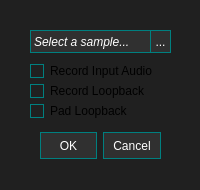
Qt form qtui/keybindsettings.ui (andre-tm-hui/ReVox) before a commit.
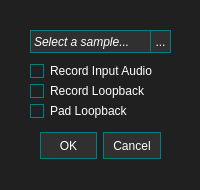
The same form after that commit.

Diff of the .ui file:
```diff
--- a/qtui/keybindsettings.ui
+++ b/qtui/keybindsettings.ui
@@ -10,6 +10,24 @@
     <height>190</height>
    </rect>
   </property>
+  <property name="sizePolicy">
+   <sizepolicy hsizetype="Fixed" vsizetype="Fixed">
+    <horstretch>0</horstretch>
+    <verstretch>0</verstretch>
+   </sizepolicy>
+  </property>
+  <property name="minimumSize">
+   <size>
+    <width>200</width>
+    <height>190</height>
+   </size>
+  </property>
+  <property name="maximumSize">
+   <size>
+    <width>200</width>
+    <height>190</height>
+   </size>
+  </property>
   <property name="windowTitle">
    <string>Dialog</string>
   </property>
@@ -51,7 +69,11 @@
     </rect>
    </property>
    <property name="styleSheet">
-    <string notr="true">QCheckBox::indicator {border: 1px solid #008080;}</string>
+    <string notr="true">QCheckBox::indicator {border: 1px solid #008080;}
+
+QCheckBox::indicator:checked {background: #009090;}
+
+QCheckBox{color: #FFFFFF;}</string>
    </property>
    <property name="text">
     <string>Record Input Audio</string>
@@ -67,7 +89,11 @@
     </rect>
    </property>
    <property name="styleSheet">
-    <string notr="true">QCheckBox::indicator {border: 1px solid #008080;}</string>
+    <string notr="true">QCheckBox::indicator {border: 1px solid #008080;}
+
+QCheckBox::indicator:checked {background: #009090;}
+
+QCheckBox{color: #FFFFFF;}</string>
    </property>
    <property name="text">
     <string>Record Loopback</string>
@@ -83,7 +109,15 @@
     </rect>
    </property>
    <property name="styleSheet">
-    <string notr="true">QCheckBox::indicator {border: 1px solid #008080;}</string>
+    <string notr="true">QCheckBox::indicator {border: 1px solid #008080;}
+
+QCheckBox::indicator:checked {background: #009090;}
+
+QCheckBox::indicator:disabled{background: #606060;}
+
+QCheckBox::disabled{color:#606060;}
+
+QCheckBox{color: #FFFFFF;}</string>
    </property>
    <property name="text">
     <string>Pad Loopback</string>
```
Left out of the diff: 8 changed lines with no effect on the pictures.
